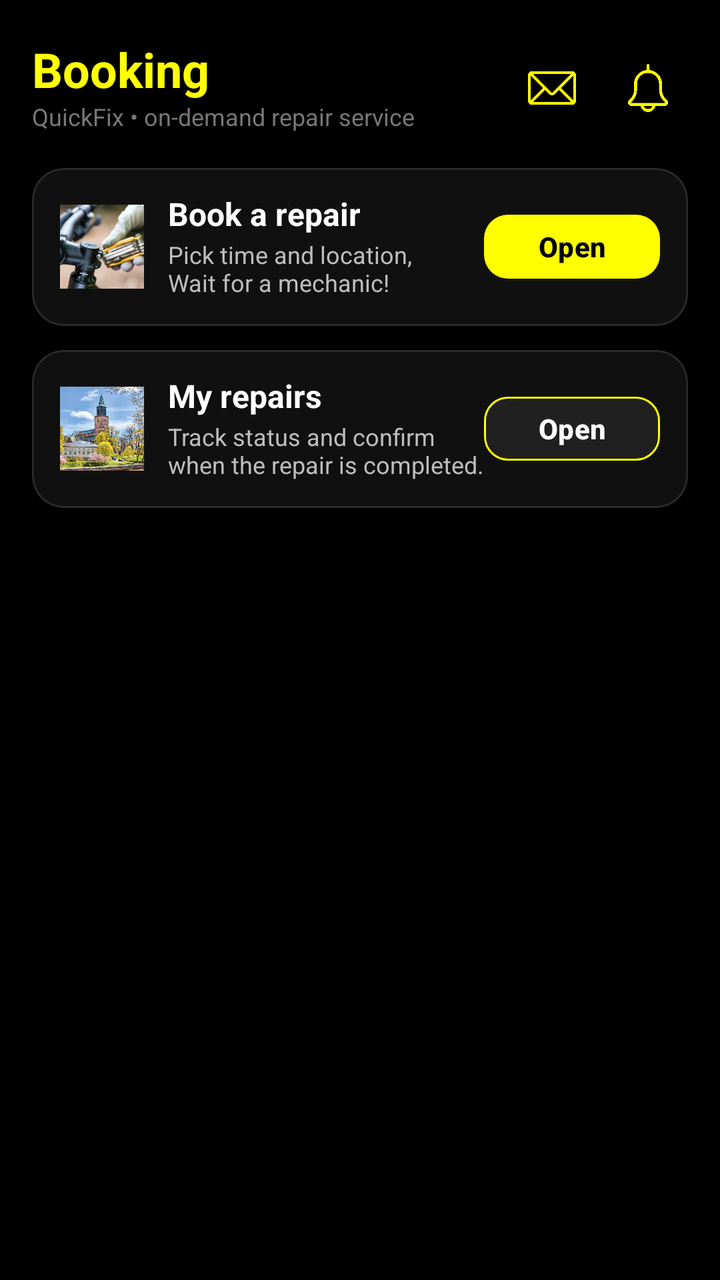
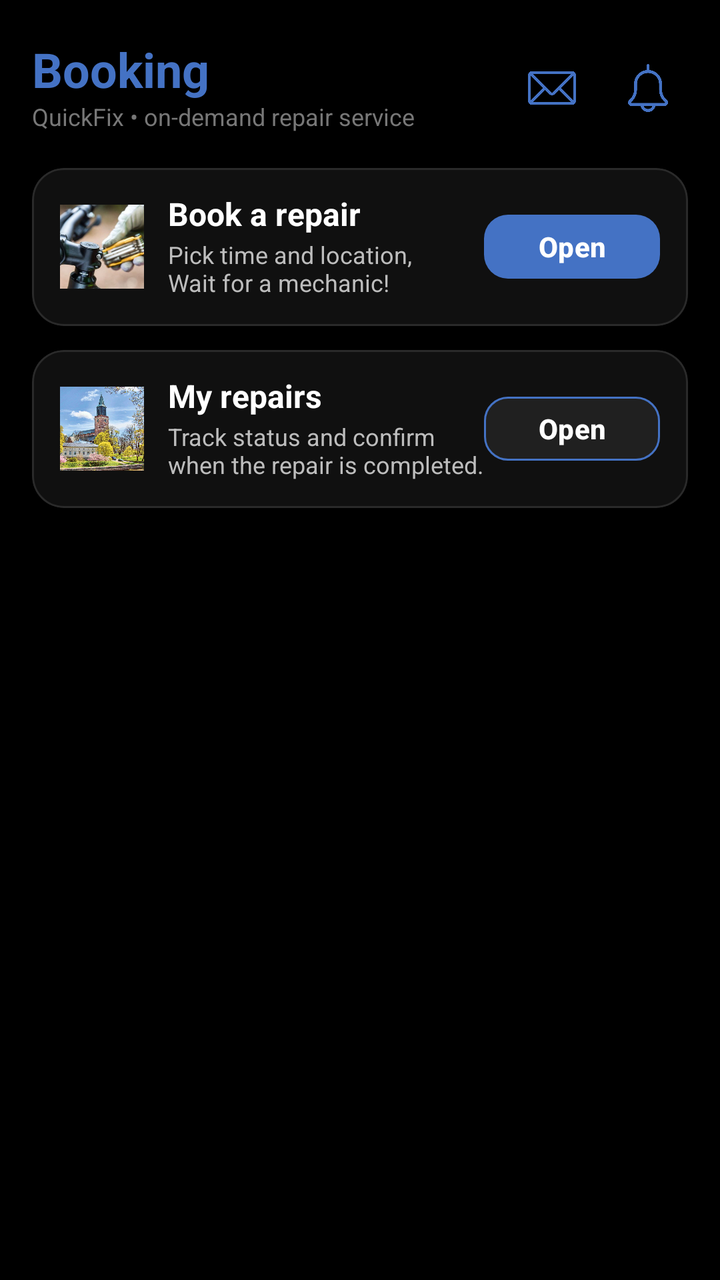

Two renders of the same Android screen: before a commit and after it. Below are the layout's source before the change and the commit's diff.
<!-- AndroidManifest.xml: application theme Theme.MyApplication -->
<!-- res/layout/fragment_booking.xml -->
<?xml version="1.0" encoding="utf-8"?>
<ScrollView xmlns:android="http://schemas.android.com/apk/res/android"
    xmlns:app="http://schemas.android.com/apk/res-auto"
    android:layout_width="match_parent"
    android:layout_height="match_parent"
    android:background="#000000"
    android:fillViewport="true"
    android:paddingBottom="10dp">

    <LinearLayout
        android:layout_width="match_parent"
        android:layout_height="wrap_content"
        android:orientation="vertical"
        android:padding="16dp">

        
        <FrameLayout
            android:layout_width="match_parent"
            android:layout_height="56dp"
            android:layout_marginBottom="12dp">

            
            <LinearLayout
                android:layout_width="wrap_content"
                android:layout_height="wrap_content"
                android:layout_gravity="start|center_vertical"
                android:orientation="vertical">

                <TextView
                    android:id="@+id/tvBookingHeader"
                    android:layout_width="wrap_content"
                    android:layout_height="wrap_content"
                    android:text="Booking"
                    android:textStyle="bold"
                    android:textSize="24sp"
                    android:textColor="#FFFF00"
                    android:includeFontPadding="false" />

                <TextView
                    android:id="@+id/tvBookingSub"
                    android:layout_width="wrap_content"
                    android:layout_height="wrap_content"
                    android:layout_marginTop="2dp"
                    android:text="QuickFix • on-demand repair service"
                    android:textSize="12sp"
                    android:textColor="#777777"
                    android:includeFontPadding="false" />
            </LinearLayout>

            <include
                android:id="@+id/includeHeaderActions"
                layout="@layout/view_header_actions"
                android:layout_width="wrap_content"
                android:layout_height="wrap_content"
                android:layout_gravity="end|center_vertical" />
        </FrameLayout>

        
        <com.google.android.material.card.MaterialCardView
            android:layout_width="match_parent"
            android:layout_height="wrap_content"
            android:layout_marginBottom="12dp"
            app:cardCornerRadius="16dp"
            app:cardElevation="0dp"
            app:strokeColor="#2A2A2A"
            app:strokeWidth="1dp"
            app:cardBackgroundColor="#101010">

            <LinearLayout
                android:layout_width="match_parent"
                android:layout_height="wrap_content"
                android:orientation="horizontal"
                android:padding="14dp"
                android:gravity="center_vertical">

                
                <ImageView
                    android:layout_width="42dp"
                    android:layout_height="42dp"
                    android:src="@drawable/home_request"
                    android:contentDescription="@null" />

                <LinearLayout
                    android:layout_width="0dp"
                    android:layout_height="wrap_content"
                    android:layout_weight="1"
                    android:layout_marginStart="12dp"
                    android:orientation="vertical">

                    <TextView
                        android:id="@+id/tvBookTitle"
                        android:layout_width="match_parent"
                        android:layout_height="wrap_content"
                        android:text="Book a repair"
                        android:textStyle="bold"
                        android:textSize="16sp"
                        android:textColor="#FFFFFF"
                        android:includeFontPadding="false" />

                    <TextView
                        android:id="@+id/tvBookHint"
                        android:layout_width="match_parent"
                        android:layout_height="wrap_content"
                        android:layout_marginTop="4dp"
                        android:text="Pick time and location,\nWait for a mechanic!"
                        android:textSize="12sp"
                        android:textColor="#BDBDBD"
                        android:maxLines="2"
                        android:ellipsize="end"
                        android:includeFontPadding="false" />
                </LinearLayout>

                <com.google.android.material.button.MaterialButton
                    android:id="@+id/btnOpenBookingForm"
                    android:layout_width="wrap_content"
                    android:layout_height="40dp"
                    android:text="Open"
                    android:textAllCaps="false"
                    android:textStyle="bold"
                    android:textColor="#000000"
                    app:cornerRadius="12dp"
                    app:backgroundTint="#FFFF00" />
            </LinearLayout>
        </com.google.android.material.card.MaterialCardView>

        
        <com.google.android.material.card.MaterialCardView
            android:layout_width="match_parent"
            android:layout_height="wrap_content"
            app:cardCornerRadius="16dp"
            app:cardElevation="0dp"
            app:strokeColor="#2A2A2A"
            app:strokeWidth="1dp"
            app:cardBackgroundColor="#101010">

            <LinearLayout
                android:layout_width="match_parent"
                android:layout_height="wrap_content"
                android:orientation="horizontal"
                android:padding="14dp"
                android:gravity="center_vertical">

                
                <ImageView
                    android:layout_width="42dp"
                    android:layout_height="42dp"
                    android:src="@drawable/home_bike_hero"
                    android:contentDescription="@null" />

                <LinearLayout
                    android:layout_width="0dp"
                    android:layout_height="wrap_content"
                    android:layout_weight="1"
                    android:layout_marginStart="12dp"
                    android:orientation="vertical">

                    <TextView
                        android:id="@+id/tvRepairsTitle"
                        android:layout_width="match_parent"
                        android:layout_height="wrap_content"
                        android:text="My repairs"
                        android:textStyle="bold"
                        android:textSize="16sp"
                        android:textColor="#FFFFFF"
                        android:includeFontPadding="false" />

                    <TextView
                        android:id="@+id/tvRepairsHint"
                        android:layout_width="match_parent"
                        android:layout_height="wrap_content"
                        android:layout_marginTop="4dp"
                        android:text="Track status and confirm when the repair is completed."
                        android:textSize="12sp"
                        android:textColor="#BDBDBD"
                        android:maxLines="2"
                        android:ellipsize="end"
                        android:includeFontPadding="false" />
                </LinearLayout>

                <com.google.android.material.button.MaterialButton
                    android:id="@+id/btnOpenMyRepairs"
                    android:layout_width="wrap_content"
                    android:layout_height="40dp"
                    android:text="Open"
                    android:textAllCaps="false"
                    android:textStyle="bold"
                    android:textColor="#FFFFFF"
                    app:cornerRadius="12dp"
                    app:backgroundTint="#202020"
                    app:strokeColor="#FFFF00"
                    app:strokeWidth="1dp" />
            </LinearLayout>
        </com.google.android.material.card.MaterialCardView>

        
        <View
            android:layout_width="match_parent"
            android:layout_height="24dp" />

    </LinearLayout>
</ScrollView>
<!-- res/layout/view_header_actions.xml (included above) -->
<?xml version="1.0" encoding="utf-8"?>
<LinearLayout xmlns:android="http://schemas.android.com/apk/res/android"
    xmlns:app="http://schemas.android.com/apk/res-auto"
    android:layout_width="wrap_content"
    android:layout_height="wrap_content"
    android:orientation="horizontal"
    android:gravity="center_vertical">

    
    <ImageButton
        android:id="@+id/btnMessages"
        android:layout_width="40dp"
        android:layout_height="40dp"
        android:background="@android:color/transparent"
        android:padding="8dp"
        android:scaleType="centerInside"
        android:contentDescription="Messages"
        android:src="@drawable/ic_message"
        app:tint="#FFFF00" />

    <View
        android:layout_width="8dp"
        android:layout_height="1dp" />

    
    <include
        android:id="@+id/includeNotifBell"
        layout="@layout/view_notification_bell" />

</LinearLayout>
<!-- res/layout/view_notification_bell.xml (included above) -->
<?xml version="1.0" encoding="utf-8"?>
<FrameLayout xmlns:android="http://schemas.android.com/apk/res/android"
    xmlns:app="http://schemas.android.com/apk/res-auto"
    android:layout_width="40dp"
    android:layout_height="40dp">

    <ImageButton
        android:id="@+id/btnNotifications"
        android:layout_width="40dp"
        android:layout_height="40dp"
        android:background="@android:color/transparent"
        android:src="@drawable/bell"
        android:contentDescription="Notifications"
        android:padding="8dp"
        android:scaleType="centerInside"
        app:tint="#FFFF00" />

    <TextView
        android:id="@+id/tvNotifBadge"
        android:layout_width="18dp"
        android:layout_height="18dp"
        android:layout_gravity="end|top"
        android:layout_marginTop="2dp"
        android:layout_marginEnd="2dp"
        android:background="@drawable/bg_badge_red_circle"
        android:gravity="center"
        android:textColor="#FFFFFF"
        android:textSize="11sp"
        android:textStyle="bold"
        android:visibility="gone" />

</FrameLayout>
<!-- resources referenced by this layout -->
<resources>
  <!-- drawable bell: png bitmap (drawable, 10949 bytes) -->
  <!-- drawable bg_badge_red_circle (drawable) -->
  <shape xmlns:android="http://schemas.android.com/apk/res/android" android:shape="oval">
      <solid android:color="#FF3B30"/>  
  </shape>
  <!-- drawable home_bike_hero: png bitmap (drawable, 545208 bytes) -->
  <!-- drawable home_request: png bitmap (drawable, 303131 bytes) -->
  <!-- drawable ic_message: png bitmap (drawable, 9451 bytes) -->
  <style name="Theme.MyApplication" parent="Base.Theme.MyApplication" />
  <style name="Base.Theme.MyApplication" parent="Theme.Material3.DayNight.NoActionBar">
          <item name="android:statusBarColor">#000000</item>
          <item name="android:navigationBarColor">#101010</item>
  
          <item name="android:windowLightStatusBar">false</item>
  
          <item name="android:windowLightNavigationBar" tools:targetApi="27">false</item>
      </style>
</resources>

<!-- the commit's change to res/layout/fragment_booking.xml (unified diff, before → after) -->
@@ -33,7 +33,7 @@
                     android:text="Booking"
                     android:textStyle="bold"
                     android:textSize="24sp"
-                    android:textColor="#FFFF00"
+                    android:textColor="#4472C4"
                     android:includeFontPadding="false" />
 
                 <TextView
@@ -117,9 +117,9 @@
                     android:text="Open"
                     android:textAllCaps="false"
                     android:textStyle="bold"
-                    android:textColor="#000000"
+                    android:textColor="#FFFFFF"
                     app:cornerRadius="12dp"
-                    app:backgroundTint="#FFFF00" />
+                    app:backgroundTint="#4472C4" />
             </LinearLayout>
         </com.google.android.material.card.MaterialCardView>
 
@@ -187,7 +187,7 @@
                     android:textColor="#FFFFFF"
                     app:cornerRadius="12dp"
                     app:backgroundTint="#202020"
-                    app:strokeColor="#FFFF00"
+                    app:strokeColor="#4472C4"
                     app:strokeWidth="1dp" />
             </LinearLayout>
         </com.google.android.material.card.MaterialCardView>
@@ -218,7 +218,7 @@
         android:scaleType="centerInside"
         android:contentDescription="Messages"
         android:src="@drawable/ic_message"
-        app:tint="#FFFF00" />
+        app:tint="#4472C4" />
 
     <View
         android:layout_width="8dp"
@@ -246,7 +246,7 @@
         android:contentDescription="Notifications"
         android:padding="8dp"
         android:scaleType="centerInside"
-        app:tint="#FFFF00" />
+        app:tint="#4472C4" />
 
     <TextView
         android:id="@+id/tvNotifBadge"
